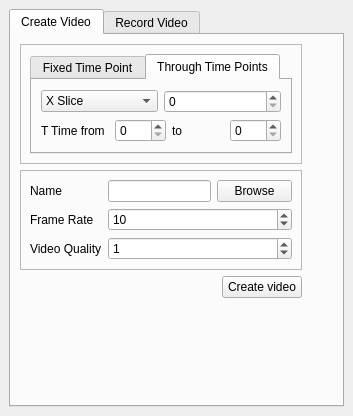
Above: trunk/GoFigure2Beta/Code/GUI/lib/NewVideoRecorderDockWidget.ui from gofigure2/GoFigure2 before the change. Below: the same form after it.
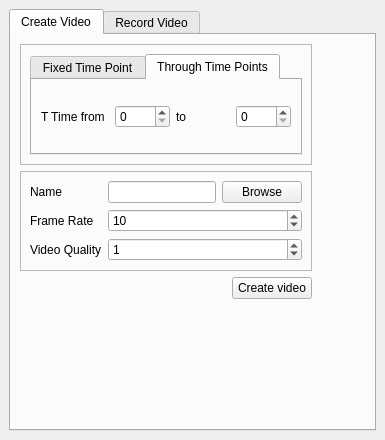
That is the form after the change. The open tabs and pages were chosen to show the change.

Commit message: STYLE: style enhance (spaceinf, class/functions name) ENH:   remove useless varaibles/functions

The edit to the form file:
```diff
--- a/trunk/GoFigure2Beta/Code/GUI/lib/NewVideoRecorderDockWidget.ui
+++ b/trunk/GoFigure2Beta/Code/GUI/lib/NewVideoRecorderDockWidget.ui
@@ -6,8 +6,8 @@
    <rect>
     <x>0</x>
     <y>0</y>
-    <width>353</width>
-    <height>416</height>
+    <width>385</width>
+    <height>440</height>
    </rect>
   </property>
   <property name="sizePolicy">
@@ -55,20 +55,6 @@
                  <item row="0" column="0">
                   <layout class="QGridLayout" name="gridLayout_33">
                    <item row="0" column="0">
-                    <layout class="QGridLayout" name="gridLayout_18">
-                     <item row="0" column="0">
-                      <widget class="QLabel" name="label_20">
-                       <property name="text">
-                        <string>T Time </string>
-                       </property>
-                      </widget>
-                     </item>
-                     <item row="0" column="1">
-                      <widget class="QSpinBox" name="tSpinFixed"/>
-                     </item>
-                    </layout>
-                   </item>
-                   <item row="1" column="0">
                     <layout class="QGridLayout" name="gridLayout_5">
                      <item row="0" column="1">
                       <widget class="QLabel" name="label_3">
@@ -123,32 +109,6 @@
                  <item row="0" column="0">
                   <layout class="QGridLayout" name="gridLayout_7">
                    <item row="0" column="0">
-                    <layout class="QGridLayout" name="gridLayout_3">
-                     <item row="0" column="0">
-                      <widget class="QComboBox" name="comboBox_2">
-                       <item>
-                        <property name="text">
-                         <string>X Slice</string>
-                        </property>
-                       </item>
-                       <item>
-                        <property name="text">
-                         <string>Y Slice</string>
-                        </property>
-                       </item>
-                       <item>
-                        <property name="text">
-                         <string>Z Slice</string>
-                        </property>
-                       </item>
-                      </widget>
-                     </item>
-                     <item row="0" column="3">
-                      <widget class="QSpinBox" name="zSpinFixed"/>
-                     </item>
-                    </layout>
-                   </item>
-                   <item row="1" column="0">
                     <layout class="QGridLayout" name="gridLayout_8">
                      <item row="0" column="3">
                       <widget class="QSpinBox" name="tSpinMax"/>
@@ -183,6 +143,19 @@
           </item>
          </layout>
         </item>
+        <item row="0" column="1">
+         <spacer name="horizontalSpacer_5">
+          <property name="orientation">
+           <enum>Qt::Horizontal</enum>
+          </property>
+          <property name="sizeHint" stdset="0">
+           <size>
+            <width>40</width>
+            <height>20</height>
+           </size>
+          </property>
+         </spacer>
+        </item>
         <item row="1" column="0">
          <layout class="QGridLayout" name="gridLayout">
           <item row="0" column="0">
@@ -302,19 +275,6 @@
         </item>
         <item row="2" column="0">
          <layout class="QGridLayout" name="gridLayout_13">
-          <item row="0" column="0">
-           <spacer name="horizontalSpacer">
-            <property name="orientation">
-             <enum>Qt::Horizontal</enum>
-            </property>
-            <property name="sizeHint" stdset="0">
-             <size>
-              <width>40</width>
-              <height>20</height>
-             </size>
-            </property>
-           </spacer>
-          </item>
           <item row="0" column="1">
            <widget class="QPushButton" name="startVideo">
             <property name="text">
@@ -322,30 +282,30 @@
             </property>
            </widget>
           </item>
-          <item row="1" column="0">
-           <spacer name="verticalSpacer">
+          <item row="0" column="0">
+           <spacer name="horizontalSpacer_6">
             <property name="orientation">
-             <enum>Qt::Vertical</enum>
+             <enum>Qt::Horizontal</enum>
             </property>
             <property name="sizeHint" stdset="0">
              <size>
-              <width>20</width>
-              <height>40</height>
+              <width>40</width>
+              <height>20</height>
              </size>
             </property>
            </spacer>
           </item>
          </layout>
         </item>
-        <item row="0" column="1">
-         <spacer name="horizontalSpacer_5">
+        <item row="3" column="0">
+         <spacer name="verticalSpacer">
           <property name="orientation">
-           <enum>Qt::Horizontal</enum>
+           <enum>Qt::Vertical</enum>
           </property>
           <property name="sizeHint" stdset="0">
            <size>
-            <width>40</width>
-            <height>20</height>
+            <width>20</width>
+            <height>40</height>
            </size>
           </property>
          </spacer>
```
The commit also changes 4 other files.
